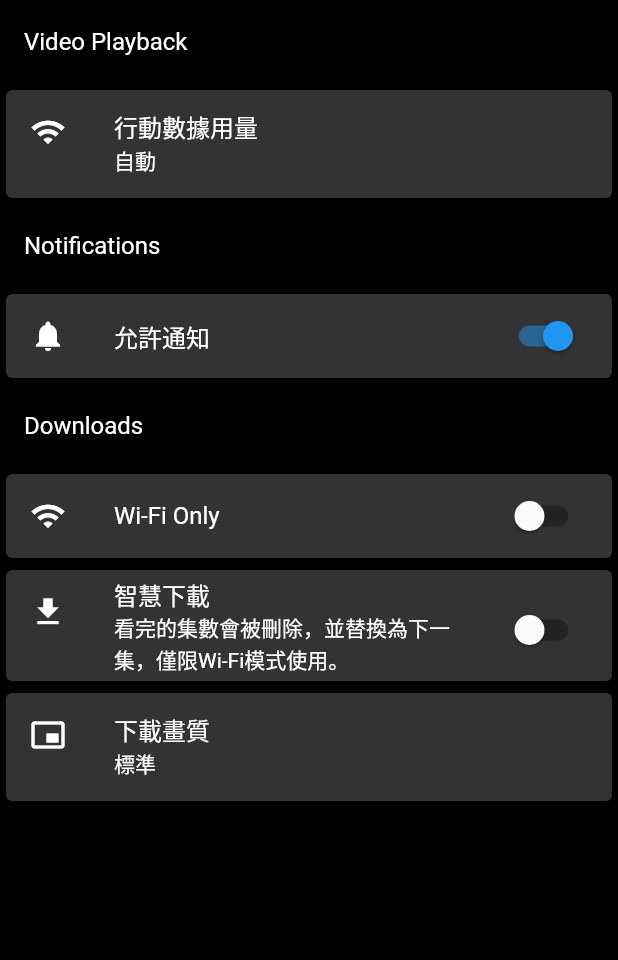
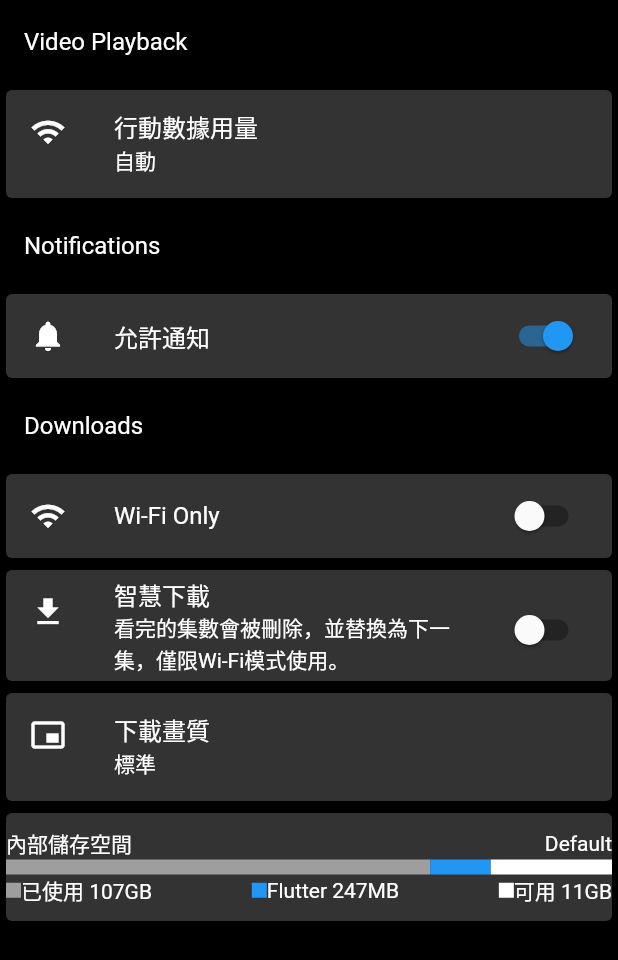
Before and after one commit to AbeWang/Flutter-in-Practice, a Flutter app: the AppSettingsPage widget shown alone on an empty page, opened directly, on a phone screen of 412 x 824 dp. Shown: the top 960 px of the screen. Run offline on Flutter 3.47's test engine with Material 2 defaults, Android fonts, the phone set to English and light mode, and no system bars; our stand-ins replace video_player; missing offline and left inert: custom_navigator.

Commit message:
chore: update AppSettingsPage.

```diff
--- a/flutter_netflix_cover/lib/Pages/AppSettingsPage.dart
+++ b/flutter_netflix_cover/lib/Pages/AppSettingsPage.dart
@@ -39,7 +39,8 @@ class _AppSettingsPageState extends State<AppSettingsPage> {
                 _smartDownload = value;
               });
             }),
-            _buildListTile(Icons.picture_in_picture_alt, "下載畫質", "標準", null, null)
+            _buildListTile(Icons.picture_in_picture_alt, "下載畫質", "標準", null, null),
+            _buildStorage()
           ],
         ),
       )
@@ -66,4 +67,69 @@ class _AppSettingsPageState extends State<AppSettingsPage> {
       ),
     );
   }
+
+  Widget _buildStorage() {
+    return Card(
+      color: Colors.white.withOpacity(0.2),
+      child: Column(
+        mainAxisSize: MainAxisSize.min,
+        children: [
+          SizedBox(height: 10.0),
+          Row(
+            mainAxisAlignment: MainAxisAlignment.spaceBetween,
+            children: [
+              Text("內部儲存空間", style: TextStyle(color: Colors.white),),
+              Text("Default", style: TextStyle(color: Colors.white),)
+            ],
+          ),
+          SizedBox(
+            height: 10.0,
+            child: Row(
+              children: [
+                Expanded(flex: 7, child: Container(color: Colors.grey,)),
+                Expanded(flex: 1, child: Container(color: Colors.blue,)),
+                Expanded(flex: 2, child: Container(color: Colors.white,))
+              ],
+            ),
+          ),
+          Row(
+            mainAxisAlignment: MainAxisAlignment.spaceBetween,
+            children: [
+              Row(
+                children: [
+                  Container(
+                    width: 10.0,
+                    height: 10.0,
+                    color: Colors.grey,
+                  ),
+                  Text("已使用 107GB", style: TextStyle(color: Colors.white),)
+                ]
+              ),
+              Row(
+                  children: [
+                    Container(
+                      width: 10.0,
+                      height: 10.0,
+                      color: Colors.blue,
+                    ),
+                    Text("Flutter 247MB", style: TextStyle(color: Colors.white),)
+                  ]
+              ),
+              Row(
+                  children: [
+                    Container(
+                      width: 10.0,
+                      height: 10.0,
+                      color: Colors.white,
+                    ),
+                    Text("可用 11GB", style: TextStyle(color: Colors.white),)
+                  ]
+              )
+            ],
+          ),
+          SizedBox(height: 10.0)
+        ],
+      ),
+    );
+  }
 }
```
